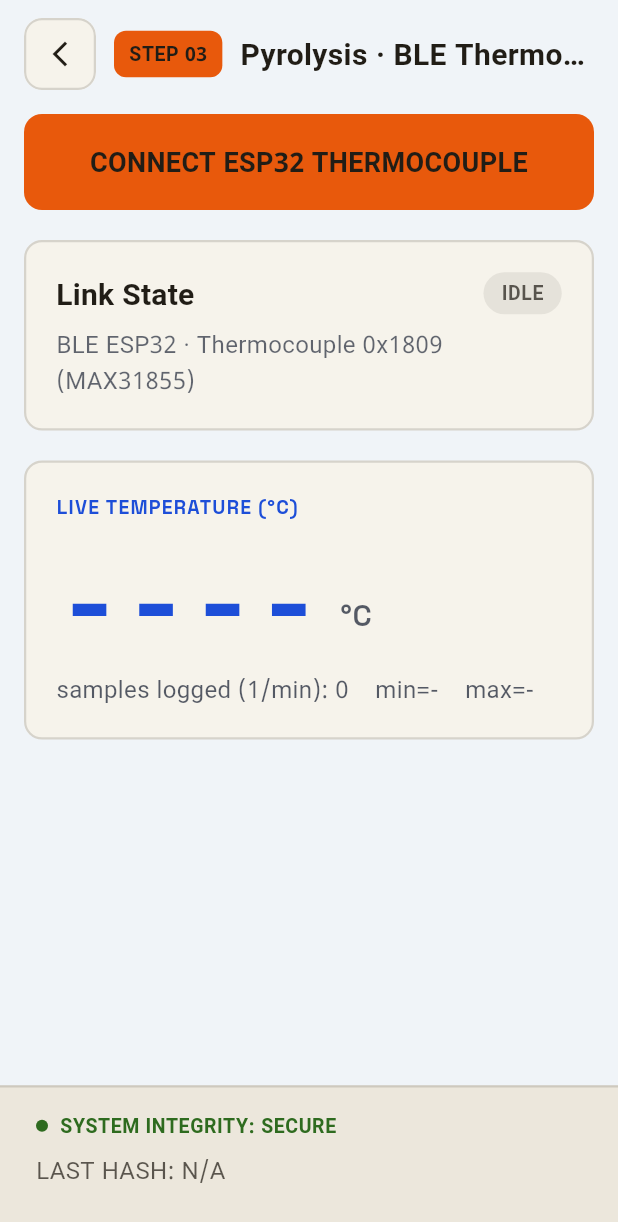
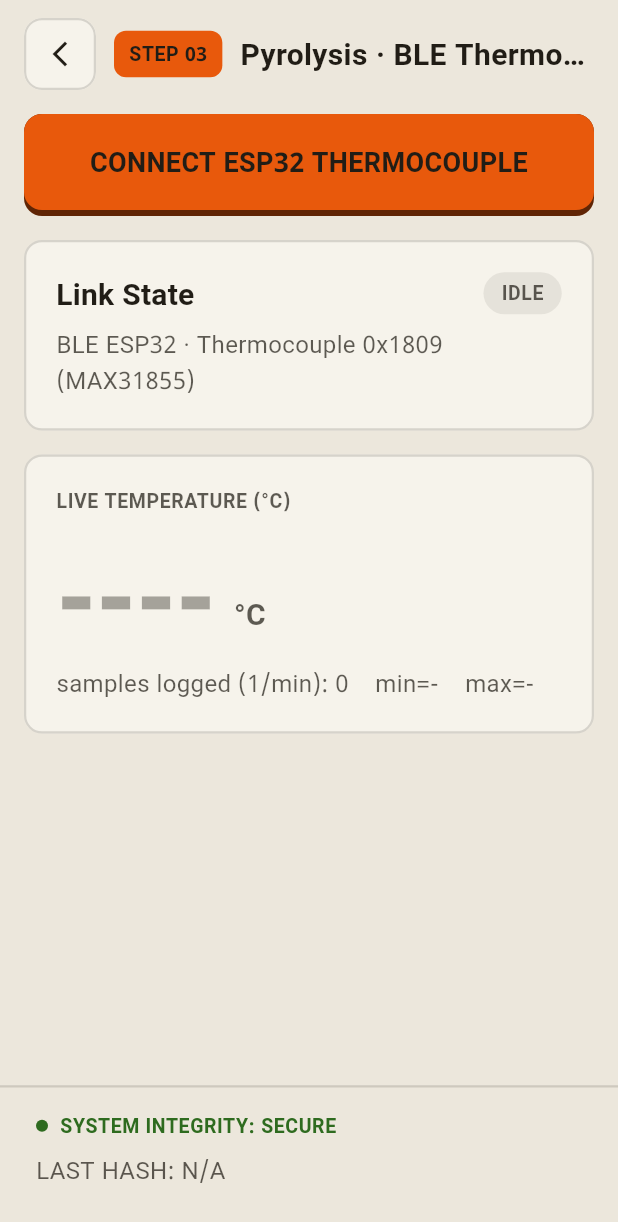
Before and after one commit to dhananjay1434/terrac, a Flutter app: the PyrolysisScreen screen opened directly, on a phone screen of 412 x 824 dp. Shown: the top 1222 px of the screen. Run offline on Flutter 3.47's test engine with Material 3 defaults, Android fonts, the phone set to English and light mode, and no system bars; our stand-ins replace camera, connectivity_plus, drift, flutter_riverpod, flutter_secure_storage, geolocator and 6 more; missing offline and left inert: cryptography, flutter_reactive_ble, freerasp, sqlcipher_flutter_libs, sqlite3 and 1 more; accounts and stored records are empty; generated files the repository leaves out were written again; statements that could not run were skipped; project files that could hold a hidden picture were left out.

Commit message:
feat(ui): migrate Pyrolysis (03) to India skin (T5 A2)
Paper surface; live-temperature readout glows in the accent (heat = orange)
when streaming, muted when idle; smoke-proof cards use success green; CONNECT,
smoke-capture, and END BURN are DmrvButtons (END BURN = danger variant, disabled
until 4 proofs). RETRY/OS-SETTINGS stay token-skinned PremiumFieldButtons. Logic,
BLE flow, and semantic identifiers preserved. Gate: analyze 25/0, test 169/2.

Co-Authored-By: Claude Opus 4.8 (1M context) <noreply@anthropic.com>

```diff
--- a/lib/ui/screens/pyrolysis_screen.dart
+++ b/lib/ui/screens/pyrolysis_screen.dart
@@ -10,18 +10,17 @@ import '../../providers/dashboard_provider.dart';
 import '../../providers/pyrolysis_ble_notifier.dart';
 import '../../services/ble_permission_gate.dart';
 import '../../services/ble_temperature_service.dart';
-import '../design/app_theme.dart';
-
+import '../components/dmrv_button.dart';
 import '../design/premium_field_components.dart';
+import '../design/tokens.dart';
 import '../widgets/integrity_footer.dart';
-import '../widgets/rugged_button.dart';
 import '../../services/secure_capture_service.dart';
 import '../../providers/smoke_evidence_provider.dart';
 import 'secure_camera_screen.dart';
 import 'yield_scale_screen.dart';
 
 /// =============================================================================
-/// PyrolysisScreen — migrated to AppTheme (Tactical Titanium light)
+/// PyrolysisScreen — India paper skin (tokens + Dmrv components)
 /// =============================================================================
 class PyrolysisScreen extends ConsumerStatefulWidget {
   const PyrolysisScreen({super.key});
@@ -30,8 +29,6 @@ class PyrolysisScreen extends ConsumerStatefulWidget {
 }
 
 class _PyrolysisScreenState extends ConsumerState<PyrolysisScreen> {
-  static const Color _errorRed = Color(0xFFDC2626);
-
   bool _permRequested = false;
   String? _permError;
   bool _ending = false;
@@ -128,13 +125,14 @@ class _PyrolysisScreenState extends ConsumerState<PyrolysisScreen> {
 
   @override
   Widget build(BuildContext context) {
+    final t = context.tokens;
     final s = ref.watch(pyrolysisBleProvider);
     final lastHash = ref.watch(dashboardProvider).lastHash;
     final proofsAsync = ref.watch(smokeEvidenceProvider);
     final proofs = proofsAsync.valueOrNull ?? [];
 
     return Scaffold(
-      backgroundColor: AppTheme.tacticalTitanium,
+      backgroundColor: t.surface,
       body: SafeArea(
         bottom: false,
         child: Column(
@@ -147,54 +145,41 @@ class _PyrolysisScreenState extends ConsumerState<PyrolysisScreen> {
             ),
             Expanded(
               child: ListView(
-                padding: const EdgeInsets.fromLTRB(16, 4, 16, 16),
+                padding: EdgeInsets.fromLTRB(t.gapL, 4, t.gapL, t.gapL),
                 children: [
                   if (!_permRequested)
-                    PremiumFieldButton(
+                    DmrvButton(
                       label: 'CONNECT ESP32 THERMOCOUPLE',
                       testId: 'connect-esp32-thermocouple-btn',
-                      state: FieldButtonState.hiVis,
+                      variant: DmrvButtonVariant.primary,
                       onPressed: _requestPermsAndStart,
                     ),
                   if (_permError != null) ...[
-                    const SizedBox(height: 16),
+                    SizedBox(height: t.gapL),
                     PremiumFieldPanel(
-                      accentBorderColor: _errorRed,
-                      padding: const EdgeInsets.all(16),
+                      accentBorderColor: t.danger,
+                      padding: EdgeInsets.all(t.gapL),
                       child: Row(
                         crossAxisAlignment: CrossAxisAlignment.start,
                         children: [
-                          const Icon(
-                            Icons.error_outline,
-                            color: _errorRed,
-                            size: 28,
-                          ),
-                          const SizedBox(width: 12),
+                          Icon(Icons.error_outline, color: t.danger, size: 28),
+                          SizedBox(width: t.gapM),
                           Expanded(
                             child: Column(
                               crossAxisAlignment: CrossAxisAlignment.start,
                               children: [
-                                const Text(
+                                Text(
                                   'BLE PERMISSIONS REQUIRED',
-                                  style: TextStyle(
-                                    fontFamily: 'SpaceGrotesk',
-                                    fontSize: 14,
-                                    fontWeight: FontWeight.w700,
-                                    letterSpacing: 0.6,
-                                    color: _errorRed,
+                                  style: t.chipLabel.copyWith(color: t.danger),
+                                ),
+                                SizedBox(height: t.gapS),
+                                Text(
+                                  _permError!,
+                                  style: t.metadata.copyWith(
+                                    color: t.textPrimary,
                                   ),
                                 ),
-                                const SizedBox(height: 6),
-                                Text(
-                                  _permError!,
-                                  style: const TextStyle(
-                                    fontFamily: 'SpaceMono',
-                                    fontSize: 13,
-                                    fontWeight: FontWeight.w400,
-                                    color: AppTheme.armorSlate,
-                                  ),
-                                ),
-                                const SizedBox(height: 12),
+                                SizedBox(height: t.gapM),
                                 Row(
                                   children: [
                                     Expanded(
@@ -205,7 +190,7 @@ class _PyrolysisScreenState extends ConsumerState<PyrolysisScreen> {
                                         onPressed: _requestPermsAndStart,
                                       ),
                                     ),
-                                    const SizedBox(width: 12),
+                                    SizedBox(width: t.gapM),
                                     Expanded(
                                       child: PremiumFieldButton(
                                         label: 'OS SETTINGS',
@@ -224,16 +209,16 @@ class _PyrolysisScreenState extends ConsumerState<PyrolysisScreen> {
                       ),
                     ),
                   ],
-                  const SizedBox(height: 20),
+                  SizedBox(height: t.gapL),
                   _LinkStatePanel(connection: s.connection),
-                  const SizedBox(height: 20),
+                  SizedBox(height: t.gapL),
                   _TemperaturePanel(state: s),
-                  const SizedBox(height: 24),
+                  SizedBox(height: t.gapXL),
                   // Smoke photo capture button (only during active burn)
                   if (s.burnStartAt != null && proofs.length < 4)
                     Padding(
-                      padding: const EdgeInsets.only(bottom: 16),
-                      child: RuggedButton(
+                      padding: EdgeInsets.only(bottom: t.gapL),
+                      child: DmrvButton(
                         label: [
                           'CAPTURE 0% PROOF (IGNITION)',
                           'CAPTURE 50% PROOF (ACTIVE BURN)',
@@ -241,8 +226,8 @@ class _PyrolysisScreenState extends ConsumerState<PyrolysisScreen> {
                           'CAPTURE 100% PROOF (QUENCHING)',
                         ][proofs.length],
                         onPressed: () => _captureSmoke(proofs.length),
-                        variant: RuggedButtonVariant.primary,
-                        semanticId: 'capture-smoke-proof-btn-${proofs.length}',
+                        variant: DmrvButtonVariant.primary,
+                        testId: 'capture-smoke-proof-btn-${proofs.length}',
                       ),
                     ),
                   if (proofs.isNotEmpty)
@@ -250,48 +235,44 @@ class _PyrolysisScreenState extends ConsumerState<PyrolysisScreen> {
                       final stage =
                           "${proof.captureType.replaceAll('smoke_', '')}%";
                       return Padding(
-                        padding: const EdgeInsets.only(bottom: 16),
+                        padding: EdgeInsets.only(bottom: t.gapL),
                         child: Container(
                           padding: const EdgeInsets.symmetric(
                             horizontal: 16,
                             vertical: 12,
                           ),
                           decoration: BoxDecoration(
-                            color: const Color(
-                              0xFF00E676,
-                            ).withValues(alpha: 0.15),
-                            borderRadius: BorderRadius.circular(8),
+                            color: t.success.withValues(alpha: 0.12),
+                            borderRadius: BorderRadius.circular(t.radiusS),
+                            border: Border.all(
+                              color: t.success.withValues(alpha: 0.4),
+                              width: 1,
+                            ),
                           ),
                           child: Row(
                             children: [
-                              const Icon(
+                              Icon(
                                 Icons.check_circle,
-                                color: Color(0xFF00E676),
+                                color: t.success,
                                 size: 24,
                               ),
-                              const SizedBox(width: 12),
+                              SizedBox(width: t.gapM),
                               Expanded(
                                 child: Column(
                                   crossAxisAlignment: CrossAxisAlignment.start,
                                   children: [
                                     Text(
                                       '$stage SMOKE PROOF CAPTURED',
-                                      style: const TextStyle(
-                                        fontFamily: 'SpaceGrotesk',
-                                        fontSize: 13,
-                                        fontWeight: FontWeight.w700,
-                                        color: Color(0xFF00E676),
+                                      style: t.chipLabel.copyWith(
+                                        color: t.success,
                                       ),
                                     ),
                                     const SizedBox(height: 4),
                                     Text(
                                       'SHA-256: ${proof.sha256Hash.substring(0, 16)}…',
-                                      style: TextStyle(
-                                        fontFamily: 'SpaceMono',
+                                      style: t.metadata.copyWith(
                                         fontSize: 11,
-                                        color: Colors.white.withValues(
-                                          alpha: 0.6,
-                                        ),
+                                        color: t.textSecondary,
                                       ),
                                     ),
                                   ],
@@ -303,17 +284,15 @@ class _PyrolysisScreenState extends ConsumerState<PyrolysisScreen> {
                       );
                     }),
                   if (s.burnStartAt != null)
-                    PremiumFieldButton(
+                    DmrvButton(
                       label: _ending ? 'PERSISTING…' : 'END BURN',
                       testId: 'end-burn-btn',
-                      state: (_ending || proofs.length < 4)
-                          ? FieldButtonState.locked
-                          : FieldButtonState.stop,
+                      variant: DmrvButtonVariant.danger,
                       onPressed: (_ending || proofs.length < 4)
                           ? null
                           : _endBurn,
                     ),
-                  const SizedBox(height: 16),
+                  SizedBox(height: t.gapL),
                 ],
               ),
             ),
@@ -335,6 +314,7 @@ class _LinkStatePanel extends StatelessWidget {
 
   @override
   Widget build(BuildContext context) {
+    final t = context.tokens;
     final PremiumChipStatus chipStatus = switch (connection) {
       BleConnState.idle => PremiumChipStatus.locked,
       BleConnState.disconnected => PremiumChipStatus.locked,
@@ -360,12 +340,10 @@ class _LinkStatePanel extends StatelessWidget {
               PremiumStatusChip(label: chipLabel, status: chipStatus),
             ],
           ),
-          const SizedBox(height: 8),
+          SizedBox(height: t.gapS),
           Text(
             'BLE ESP32 · Thermocouple 0x1809 (MAX31855)',
-            style: Theme.of(context).textTheme.bodyMedium?.copyWith(
-              color: AppTheme.armorSlate.withValues(alpha: 0.65),
-            ),
+            style: t.metadata.copyWith(color: t.textSecondary),
           ),
         ],
       ),
@@ -383,26 +361,24 @@ class _TemperaturePanel extends StatelessWidget {
 
   @override
   Widget build(BuildContext context) {
+    final t = context.tokens;
     final bool streaming = state.connection == BleConnState.connected;
-    final Color accent = streaming ? AppTheme.yieldGold : AppTheme.cobaltShield;
+    // Heat is orange: a live reading glows in the accent; idle is muted.
+    final Color accent = streaming ? t.accent : t.textDisabled;
     final String reading = state.liveCelsius?.toStringAsFixed(1) ?? '----';
 
     return PremiumFieldPanel(
-      accentBorderColor: streaming ? AppTheme.yieldGold : null,
+      accentBorderColor: streaming ? t.accent : null,
       child: Column(
         crossAxisAlignment: CrossAxisAlignment.start,
         children: [
           Text(
             'LIVE TEMPERATURE (°C)',
-            style: TextStyle(
-              fontFamily: 'SpaceGrotesk',
-              fontSize: 13,
-              fontWeight: FontWeight.w700,
-              letterSpacing: 0.8,
-              color: accent,
+            style: t.chipLabel.copyWith(
+              color: streaming ? t.accentText : t.textSecondary,
             ),
           ),
-          const SizedBox(height: 16),
+          SizedBox(height: t.gapL),
           Row(
             crossAxisAlignment: CrossAxisAlignment.end,
             children: [
@@ -411,39 +387,26 @@ class _TemperaturePanel extends StatelessWidget {
                   identifier: 'live-temperature-counter',
                   child: Text(
                     reading,
-                    style: TextStyle(
-                      fontFamily: 'SpaceMono',
-                      fontSize: 72,
-                      fontWeight: FontWeight.w700,
-                      color: accent,
-                      height: 1.0,
-                    ),
+                    style: t.numericHero.copyWith(fontSize: 72, color: accent),
                   ),
                 ),
               ),
-              const SizedBox(width: 12),
+              SizedBox(width: t.gapM),
               Padding(
                 padding: const EdgeInsets.only(bottom: 10),
                 child: Text(
                   '°C',
-                  style: TextStyle(
-                    fontFamily: 'SpaceGrotesk',
-                    fontSize: 20,
-                    fontWeight: FontWeight.w600,
-                    color: AppTheme.armorSlate.withValues(alpha: 0.70),
-                  ),
+                  style: t.blockHeader.copyWith(color: t.textSecondary),
                 ),
               ),
             ],
           ),
-          const SizedBox(height: 12),
+          SizedBox(height: t.gapM),
           Text(
             'samples logged (1/min): ${state.temperatureLog.length}    '
             'min=${state.temperatureLog.isEmpty ? "-" : state.minTemp.toStringAsFixed(1)}    '
             'max=${state.temperatureLog.isEmpty ? "-" : state.maxTemp.toStringAsFixed(1)}',
-            style: Theme.of(context).textTheme.bodyMedium?.copyWith(
-              color: AppTheme.armorSlate.withValues(alpha: 0.70),
-            ),
+            style: t.metadata.copyWith(color: t.textSecondary),
           ),
         ],
       ),
```
